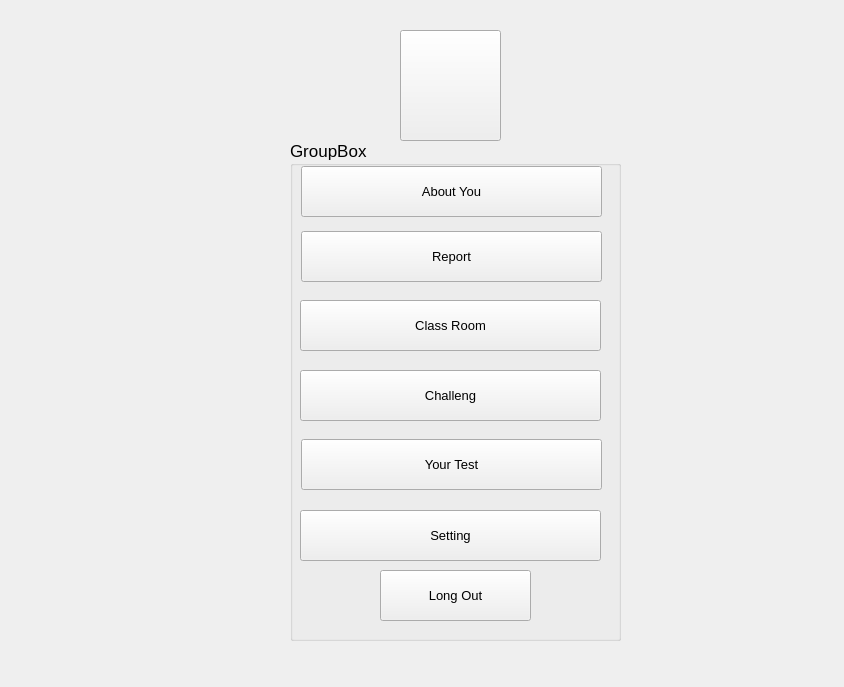
This is Group4/homepage.ui in Assignment-C/UI-APP as Qt 5 draws it before an edit. The edited form follows.
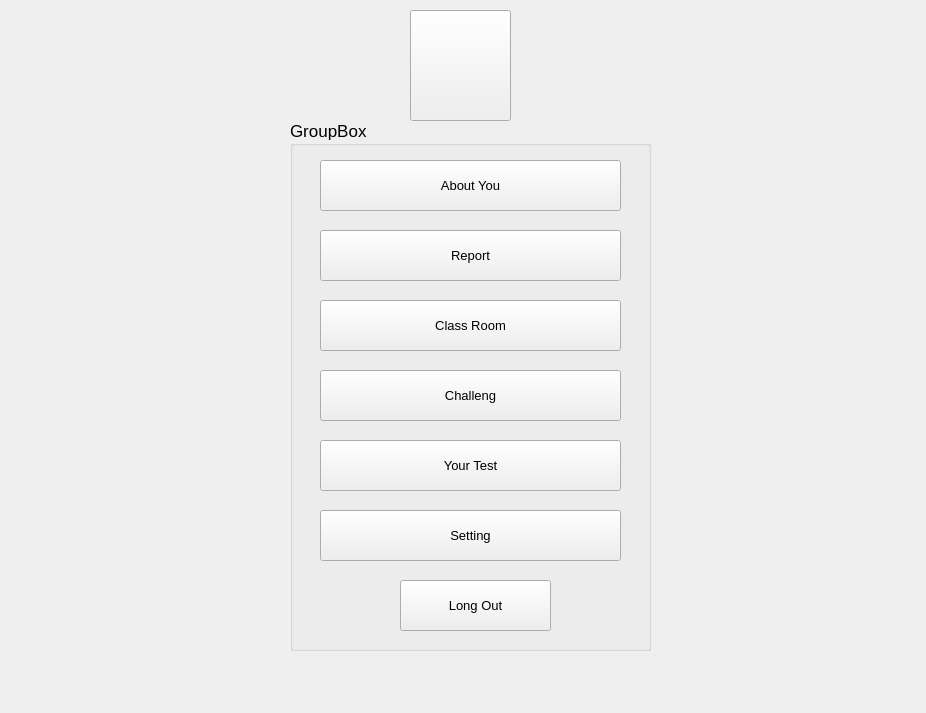
This is the edited form. Icons and pictures are not drawn.

Diff of the .ui file:
```diff
--- a/Group4/homepage.ui
+++ b/Group4/homepage.ui
@@ -6,8 +6,8 @@
    <rect>
     <x>0</x>
     <y>0</y>
-    <width>844</width>
-    <height>687</height>
+    <width>926</width>
+    <height>713</height>
    </rect>
   </property>
   <property name="windowTitle">
@@ -16,8 +16,8 @@
   <widget class="QPushButton" name="pushButton">
    <property name="geometry">
     <rect>
-     <x>400</x>
-     <y>30</y>
+     <x>410</x>
+     <y>10</y>
      <width>101</width>
      <height>111</height>
     </rect>
@@ -40,9 +40,9 @@
    <property name="geometry">
     <rect>
      <x>290</x>
-     <y>140</y>
-     <width>331</width>
-     <height>501</height>
+     <y>120</y>
+     <width>361</width>
+     <height>531</height>
     </rect>
    </property>
    <property name="font">
@@ -57,8 +57,8 @@
    <widget class="QPushButton" name="pushButton_6">
     <property name="geometry">
      <rect>
-      <x>90</x>
-      <y>430</y>
+      <x>110</x>
+      <y>460</y>
       <width>151</width>
       <height>51</height>
      </rect>
@@ -76,8 +76,8 @@
    <widget class="QPushButton" name="pushButton_8">
     <property name="geometry">
      <rect>
-      <x>10</x>
-      <y>160</y>
+      <x>30</x>
+      <y>180</y>
       <width>301</width>
       <height>51</height>
      </rect>
@@ -95,8 +95,8 @@
    <widget class="QPushButton" name="pushButton_4">
     <property name="geometry">
      <rect>
-      <x>11</x>
-      <y>299</y>
+      <x>30</x>
+      <y>320</y>
       <width>301</width>
       <height>51</height>
      </rect>
@@ -114,8 +114,8 @@
    <widget class="QPushButton" name="pushButton_3">
     <property name="geometry">
      <rect>
-      <x>11</x>
-      <y>26</y>
+      <x>30</x>
+      <y>40</y>
       <width>301</width>
       <height>51</height>
      </rect>
@@ -133,8 +133,8 @@
    <widget class="QPushButton" name="pushButton_5">
     <property name="geometry">
      <rect>
-      <x>10</x>
-      <y>230</y>
+      <x>30</x>
+      <y>250</y>
       <width>301</width>
       <height>51</height>
      </rect>
@@ -152,8 +152,8 @@
    <widget class="QPushButton" name="pushButton_7">
     <property name="geometry">
      <rect>
-      <x>11</x>
-      <y>91</y>
+      <x>30</x>
+      <y>110</y>
       <width>301</width>
       <height>51</height>
      </rect>
@@ -171,8 +171,8 @@
    <widget class="QPushButton" name="pushButton_2">
     <property name="geometry">
      <rect>
-      <x>10</x>
-      <y>370</y>
+      <x>30</x>
+      <y>390</y>
       <width>301</width>
       <height>51</height>
      </rect>
```
Left out of the diff: 34 changed lines with no effect on the pictures.
